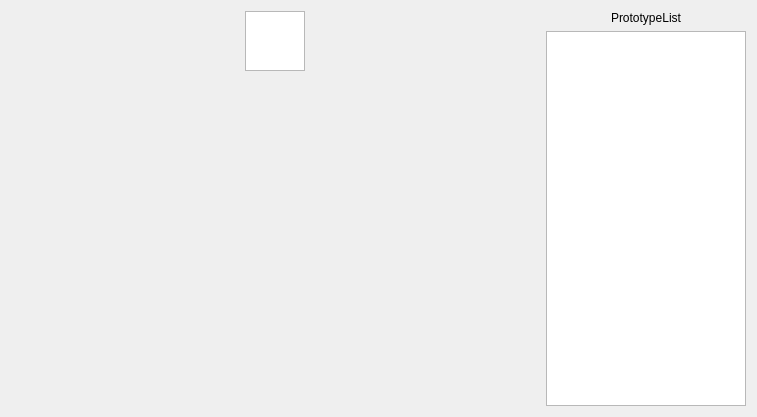
First picture: the form in src/Editor/BoltQtWidgets/Editors/PrototypeEditor.ui, repository FcTD4mN/Bolt, before the edit.
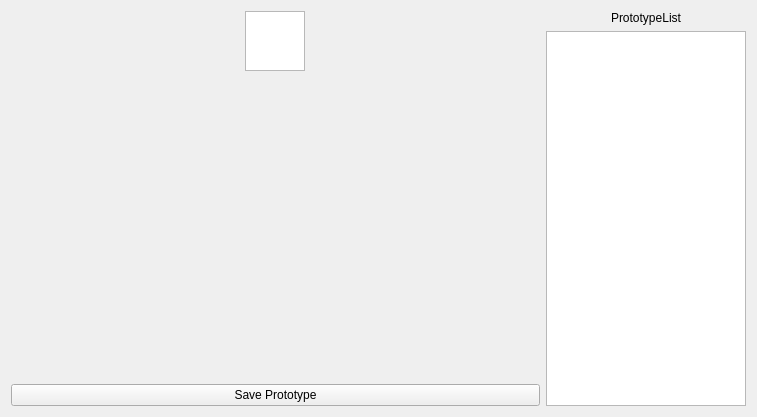
Second picture: the form after the edit. Custom widgets are drawn as their Qt base class.

Commit message: feat: Prototypes can be saved, models for protolist are updated etc

```diff
--- a/src/Editor/BoltQtWidgets/Editors/PrototypeEditor.ui
+++ b/src/Editor/BoltQtWidgets/Editors/PrototypeEditor.ui
@@ -52,6 +52,13 @@
          </item>
         </layout>
        </item>
+       <item>
+        <widget class="QPushButton" name="buttonSavePrototype">
+         <property name="text">
+          <string>Save Prototype</string>
+         </property>
+        </widget>
+       </item>
       </layout>
      </item>
      <item>
```
Left out of the diff: 23 changed lines with no effect on the pictures. The commit also changes 20 other files.
